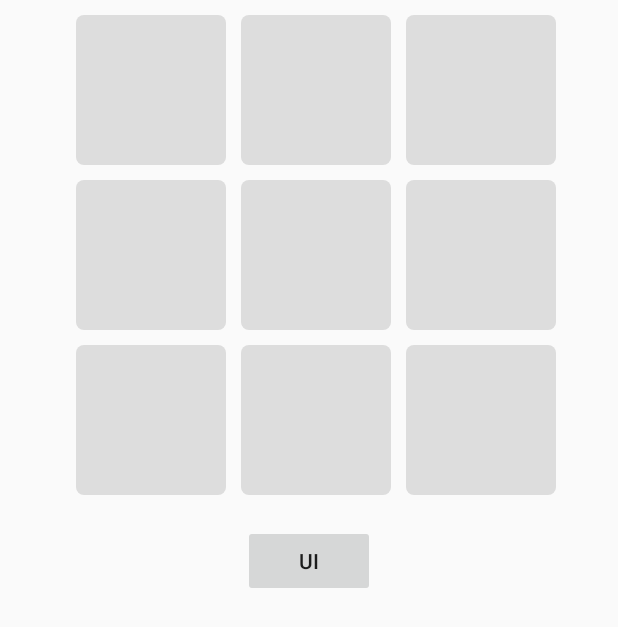
After one commit to bigdongdong/YiYunDemo, an Android app: the MultipleImgViewActivity screen opened directly, with no data from a screen before it, on a phone screen of 412 x 824 dp. The commit adds this screen. Shown: the top 627 px of the screen. Run offline under Robolectric (Android 15) with nearby library versions, the phone set to English and light mode, and no system bars; our stand-ins replace ButterKnife, CircleImageView; pictures from the network do not load.

Commit message:
2020-5-30 凌晨在家

```diff
--- a/app/src/main/AndroidManifest.xml
+++ b/app/src/main/AndroidManifest.xml
@@ -15,7 +15,8 @@
         android:roundIcon="@mipmap/ic_launcher_round"
         android:supportsRtl="true"
         android:theme="@style/AppTheme">
-        <activity android:name=".sticky_nest_scrollview_demo.StickyNestScrollViewActivity"></activity>
+        <activity android:name=".multiple_img_view.MultipleImgViewActivity"></activity>
+        <activity android:name=".sticky_nest_scrollview_demo.StickyNestScrollViewActivity" />
         <activity android:name=".hexagon_view_demo.HexagonActivity" />
         <activity android:name=".clipview_demo.ClipViewDemoActivity" />
         <activity android:name=".glide_webp_demo.GlideWebpActivity" />
--- a/app/src/main/java/com/chen/firstdemo/StartActivity.java
+++ b/app/src/main/java/com/chen/firstdemo/StartActivity.java
@@ -24,6 +24,7 @@ import com.chen.firstdemo.greendao_demo.GreendaoActivity;
 import com.chen.firstdemo.hexagon_view_demo.HexagonActivity;
 import com.chen.firstdemo.lazy_fragment.LazyLoadActivity;
 import com.chen.firstdemo.matrix_demo.MatrixActivity;
+import com.chen.firstdemo.multiple_img_view.MultipleImgViewActivity;
 import com.chen.firstdemo.my_wallet_demo.MyWalletActivity;
 import com.chen.firstdemo.notification_demo.NotificationActivity;
 import com.chen.firstdemo.recyclerview_layoutmanager_demo.RecyclerViewLayoutManagerActivity;
@@ -81,6 +82,7 @@ public class StartActivity extends AppCompatActivity {
                 ClipViewDemoActivity.class,
                 HexagonActivity.class,
                 StickyNestScrollViewActivity.class,
+                MultipleImgViewActivity.class,
 
 
 
--- /dev/null
+++ b/app/src/main/java/com/chen/firstdemo/multiple_img_view/MultipleImgViewActivity.java
@@ -0,0 +1,58 @@
+package com.chen.firstdemo.multiple_img_view;
+
+import android.os.Bundle;
+import android.os.Handler;
+import android.widget.Button;
+
+import com.chen.firstdemo.R;
+import com.chen.firstdemo.base.BaseActivity;
+
+import butterknife.BindView;
+import butterknife.ButterKnife;
+import butterknife.OnClick;
+
+public class MultipleImgViewActivity extends BaseActivity {
+
+    @BindView(R.id.miv1)
+    MultipleImgView miv1;
+    @BindView(R.id.miv2)
+    MultipleImgView miv2;
+    @BindView(R.id.miv3)
+    MultipleImgView miv3;
+    @BindView(R.id.miv4)
+    MultipleImgView miv4;
+    @BindView(R.id.miv5)
+    MultipleImgView miv5;
+    @BindView(R.id.miv6)
+    MultipleImgView miv6;
+    @BindView(R.id.miv7)
+    MultipleImgView miv7;
+    @BindView(R.id.miv8)
+    MultipleImgView miv8;
+    @BindView(R.id.miv9)
+    MultipleImgView miv9;
+    @BindView(R.id.uiButton)
+    Button uiButton;
+
+    @Override
+    protected void onCreate(Bundle savedInstanceState) {
+        super.onCreate(savedInstanceState);
+        setContentView(R.layout.activity_multiple_img_view);
+        ButterKnife.bind(this);
+
+
+    }
+
+    @OnClick(R.id.uiButton)
+    public void onViewClicked() {
+        miv1.setImgs(R.mipmap.miv1);
+        miv2.setImgs(R.mipmap.miv1, R.mipmap.miv2);
+        miv3.setImgs(R.mipmap.miv1, R.mipmap.miv2, R.mipmap.miv3);
+        miv4.setImgs(R.mipmap.miv1, R.mipmap.miv2, R.mipmap.miv3, R.mipmap.miv4);
+        miv5.setImgs(R.mipmap.miv1, R.mipmap.miv2, R.mipmap.miv3, R.mipmap.miv4, R.mipmap.miv5);
+        miv6.setImgs(R.mipmap.miv1, R.mipmap.miv2, R.mipmap.miv3, R.mipmap.miv4, R.mipmap.miv5, R.mipmap.miv6);
+        miv7.setImgs(R.mipmap.miv1, R.mipmap.miv2, R.mipmap.miv3, R.mipmap.miv4, R.mipmap.miv5, R.mipmap.miv6, R.mipmap.miv7);
+        miv8.setImgs(R.mipmap.miv1, R.mipmap.miv2, R.mipmap.miv3, R.mipmap.miv4, R.mipmap.miv5, R.mipmap.miv6, R.mipmap.miv7, R.mipmap.miv8);
+        miv9.setImgs(R.mipmap.miv1, R.mipmap.miv2, R.mipmap.miv3, R.mipmap.miv4, R.mipmap.miv5, R.mipmap.miv6, R.mipmap.miv7, R.mipmap.miv8, R.mipmap.miv9);
+    }
+}
--- /dev/null
+++ b/app/src/main/res/layout/activity_multiple_img_view.xml
@@ -0,0 +1,83 @@
+<?xml version="1.0" encoding="utf-8"?>
+<ScrollView xmlns:android="http://schemas.android.com/apk/res/android"
+    xmlns:app="http://schemas.android.com/apk/res-auto"
+    xmlns:tools="http://schemas.android.com/tools"
+    android:layout_width="match_parent"
+    android:layout_height="match_parent"
+    tools:context=".multiple_img_view.MultipleImgViewActivity">
+
+    <LinearLayout
+        android:gravity="center"
+        android:orientation="vertical"
+        android:layout_width="match_parent"
+        android:layout_height="match_parent">
+        <GridLayout
+            android:columnCount = "3"
+            android:orientation = "horizontal"
+            android:layout_width="wrap_content"
+            android:layout_height="match_parent">
+            <com.chen.firstdemo.multiple_img_view.MultipleImgView
+                android:id="@+id/miv1"
+                android:layout_marginTop="10dp"
+                android:layout_marginLeft="10dp"
+                android:layout_width="100dp"
+                android:layout_height="100dp"/>
+            <com.chen.firstdemo.multiple_img_view.MultipleImgView
+                android:id="@+id/miv2"
+                android:layout_marginTop="10dp"
+                android:layout_marginLeft="10dp"
+                android:layout_width="100dp"
+                android:layout_height="100dp"/>
+            <com.chen.firstdemo.multiple_img_view.MultipleImgView
+                android:id="@+id/miv3"
+                android:layout_marginTop="10dp"
+                android:layout_marginLeft="10dp"
+                android:layout_width="100dp"
+                android:layout_height="100dp"/>
+            <com.chen.firstdemo.multiple_img_view.MultipleImgView
+                android:id="@+id/miv4"
+                android:layout_marginTop="10dp"
+                android:layout_marginLeft="10dp"
+                android:layout_width="100dp"
+                android:layout_height="100dp"/>
+            <com.chen.firstdemo.multiple_img_view.MultipleImgView
+                android:id="@+id/miv5"
+                android:layout_marginTop="10dp"
+                android:layout_marginLeft="10dp"
+                android:layout_width="100dp"
+                android:layout_height="100dp"/>
+            <com.chen.firstdemo.multiple_img_view.MultipleImgView
+                android:id="@+id/miv6"
+                android:layout_marginTop="10dp"
+                android:layout_marginLeft="10dp"
+                android:layout_width="100dp"
+                android:layout_height="100dp"/>
+            <com.chen.firstdemo.multiple_img_view.MultipleImgView
+                android:id="@+id/miv7"
+                android:layout_marginTop="10dp"
+                android:layout_marginLeft="10dp"
+                android:layout_width="100dp"
+                android:layout_height="100dp"/>
+            <com.chen.firstdemo.multiple_img_view.MultipleImgView
+                android:id="@+id/miv8"
+                android:layout_marginTop="10dp"
+                android:layout_marginLeft="10dp"
+                android:layout_width="100dp"
+                android:layout_height="100dp"/>
+            <com.chen.firstdemo.multiple_img_view.MultipleImgView
+                android:id="@+id/miv9"
+                android:layout_marginTop="10dp"
+                android:layout_marginLeft="10dp"
+                android:layout_width="100dp"
+                android:layout_height="100dp"/>
+        </GridLayout>
+
+        <Button
+            android:id="@+id/uiButton"
+            android:layout_marginTop="20dp"
+            android:text="UI"
+            android:layout_width="wrap_content"
+            android:layout_height="wrap_content"/>
+    </LinearLayout>
+
+</ScrollView>
```
Also changed, not shown: app/src/main/java/com/chen/firstdemo/multiple_img_view/MultipleImgView.java (added, +353 -0 lines).
